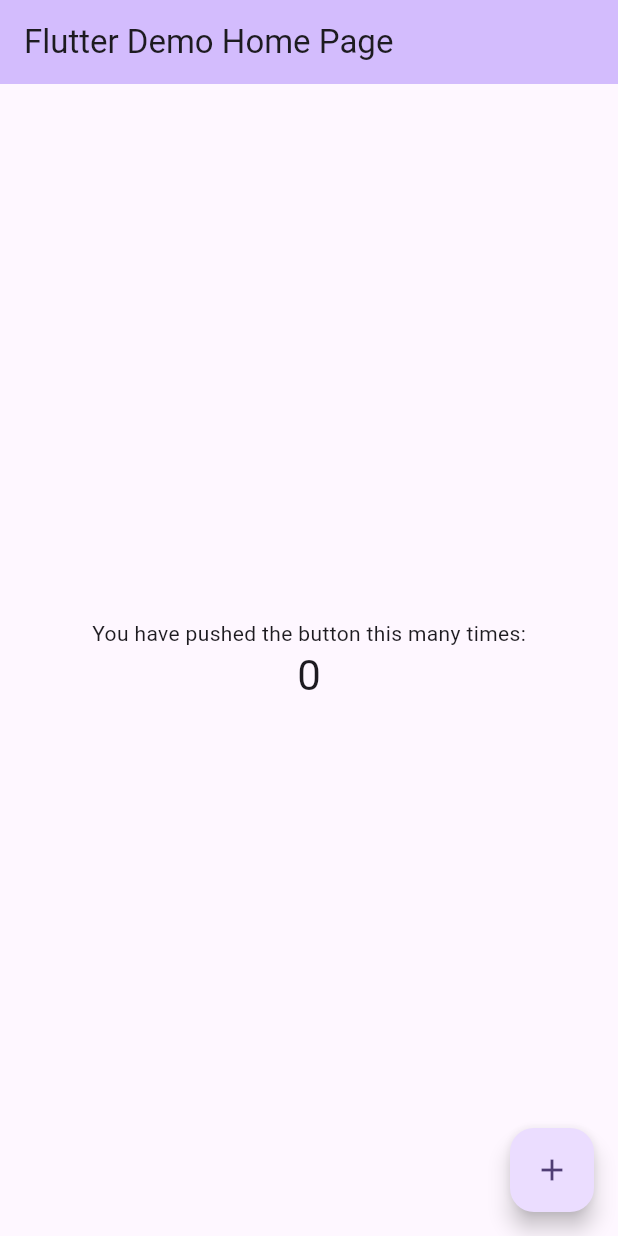
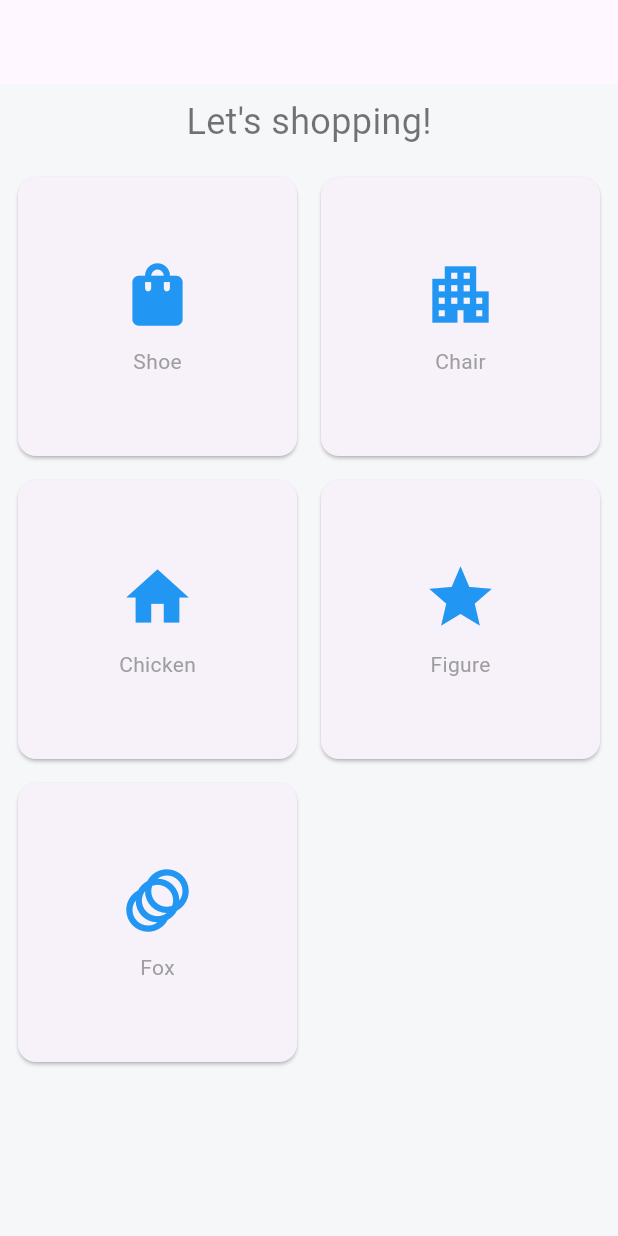
Before and after one commit to Muhammed-Jasir-M/Ar-Flutter-App, a Flutter app: the screen it shows after launch, on a phone screen of 412 x 824 dp. Run offline on Flutter 3.47's test engine with Material 3 defaults, Android fonts, the phone set to English and light mode, and no system bars.

Commit message:
Add home screen

```diff
--- a/lib/main.dart
+++ b/lib/main.dart
@@ -1,3 +1,4 @@
+import 'package:ar_app_flutter/screens/home_screen.dart';
 import 'package:flutter/material.dart';
 
 void main() {
@@ -7,119 +8,11 @@
 class MyApp extends StatelessWidget {
   const MyApp({super.key});
 
-  // This widget is the root of your application.
   @override
   Widget build(BuildContext context) {
     return MaterialApp(
-      title: 'Flutter Demo',
-      theme: ThemeData(
-        // This is the theme of your application.
-        //
-        // TRY THIS: Try running your application with "flutter run". You'll see
-        // the application has a purple toolbar. Then, without quitting the app,
-        // try changing the seedColor in the colorScheme below to Colors.green
-        // and then invoke "hot reload" (save your changes or press the "hot
-        // reload" button in a Flutter-supported IDE, or press "r" if you used
-        // the command line to start the app).
-        //
-        // Notice that the counter didn't reset back to zero; the application
-        // state is not lost during the reload. To reset the state, use hot
-        // restart instead.
-        //
-        // This works for code too, not just values: Most code changes can be
-        // tested with just a hot reload.
-        colorScheme: ColorScheme.fromSeed(seedColor: Colors.deepPurple),
-        useMaterial3: true,
-      ),
-      home: const MyHomePage(title: 'Flutter Demo Home Page'),
+      title: 'AR App',
+      home: MyHomePage(),
     );
   }
 }
-
-class MyHomePage extends StatefulWidget {
-  const MyHomePage({super.key, required this.title});
-
-  // This widget is the home page of your application. It is stateful, meaning
-  // that it has a State object (defined below) that contains fields that affect
-  // how it looks.
-
-  // This class is the configuration for the state. It holds the values (in this
-  // case the title) provided by the parent (in this case the App widget) and
-  // used by the build method of the State. Fields in a Widget subclass are
-  // always marked "final".
-
-  final String title;
-
-  @override
-  State<MyHomePage> createState() => _MyHomePageState();
-}
-
-class _MyHomePageState extends State<MyHomePage> {
-  int _counter = 0;
-
-  void _incrementCounter() {
-    setState(() {
-      // This call to setState tells the Flutter framework that something has
-      // changed in this State, which causes it to rerun the build method below
-      // so that the display can reflect the updated values. If we changed
-      // _counter without calling setState(), then the build method would not be
-      // called again, and so nothing would appear to happen.
-      _counter++;
-    });
-  }
-
-  @override
-  Widget build(BuildContext context) {
-    // This method is rerun every time setState is called, for instance as done
-    // by the _incrementCounter method above.
-    //
-    // The Flutter framework has been optimized to make rerunning build methods
-    // fast, so that you can just rebuild anything that needs updating rather
-    // than having to individually change instances of widgets.
-    return Scaffold(
-      appBar: AppBar(
-        // TRY THIS: Try changing the color here to a specific color (to
-        // Colors.amber, perhaps?) and trigger a hot reload to see the AppBar
-        // change color while the other colors stay the same.
-        backgroundColor: Theme.of(context).colorScheme.inversePrimary,
-        // Here we take the value from the MyHomePage object that was created by
-        // the App.build method, and use it to set our appbar title.
-        title: Text(widget.title),
-      ),
-      body: Center(
-        // Center is a layout widget. It takes a single child and positions it
-        // in the middle of the parent.
-        child: Column(
-          // Column is also a layout widget. It takes a list of children and
-          // arranges them vertically. By default, it sizes itself to fit its
-          // children horizontally, and tries to be as tall as its parent.
-          //
-          // Column has various properties to control how it sizes itself and
-          // how it positions its children. Here we use mainAxisAlignment to
-          // center the children vertically; the main axis here is the vertical
-          // axis because Columns are vertical (the cross axis would be
-          // horizontal).
-          //
-          // TRY THIS: Invoke "debug painting" (choose the "Toggle Debug Paint"
-          // action in the IDE, or press "p" in the console), to see the
-          // wireframe for each widget.
-          mainAxisAlignment: MainAxisAlignment.center,
-          children: <Widget>[
-            const Text(
-              'You have pushed the button this many times:',
-            ),
-            Text(
-              '$_counter',
-              style: Theme.of(context).textTheme.headlineMedium,
-            ),
-          ],
-        ),
-      ),
-      floatingActionButton: FloatingActionButton(
-        onPressed: _incrementCounter,
-        tooltip: 'Increment',
-        child: const Icon(Icons.add),
-      ), // This trailing comma makes auto-formatting nicer for build methods.
-    );
-  }
-}
--- /dev/null
+++ b/lib/models/shopping_cart_model.dart
@@ -0,0 +1,12 @@
+import 'package:flutter/material.dart';
+
+class ShopCardModel {
+  final IconData icon;
+  final String title;
+  bool isActive = false;
+  final String object;
+  final bool isLocal;
+
+  ShopCardModel(
+      this.icon, this.title, this.isActive, this.object, this.isLocal);
+}
--- /dev/null
+++ b/lib/screens/home_screen.dart
@@ -0,0 +1,95 @@
+import 'package:ar_app_flutter/models/ar_objects.dart';
+import 'package:ar_app_flutter/models/shopping_cart_model.dart';
+import 'package:ar_app_flutter/screens/ar_objects_screen.dart';
+import 'package:flutter/material.dart';
+
+class MyHomePage extends StatefulWidget {
+  const MyHomePage({super.key});
+
+  @override
+  State<MyHomePage> createState() => _MyHomePageState();
+}
+
+class _MyHomePageState extends State<MyHomePage> {
+  List<ShopCardModel> mycard = [
+    ShopCardModel(Icons.shopping_bag, 'Shoe', false, ARObjects.shoe, false),
+    ShopCardModel(Icons.apartment, 'Chair', false, ARObjects.chair, false),
+    ShopCardModel(Icons.home, 'Chicken', false, ARObjects.chicken, true),
+    ShopCardModel(Icons.grade, 'Figure', false, ARObjects.figure, false),
+    ShopCardModel(Icons.animation, 'Fox', false, ARObjects.fox, false),
+  ];
+
+  @override
+  Widget build(BuildContext context) {
+    return Scaffold(
+      backgroundColor: const Color(0xfff6f7f9),
+      appBar: AppBar(),
+      body: Column(
+        children: <Widget>[
+          Padding(
+            padding: const EdgeInsets.all(8.0),
+            child: Text(
+              "Let's shopping!",
+              style: TextStyle(fontSize: 24, color: Colors.black54),
+            ),
+          ),
+          Expanded(
+            child: Padding(
+              padding: const EdgeInsets.all(8.0),
+              child: GridView.count(
+                crossAxisCount: 2,
+                crossAxisSpacing: 8,
+                mainAxisSpacing: 8,
+                children: mycard
+                    .map(
+                      (e) => InkWell(
+                        onTap: () => onTap(e),
+                        child: Card(
+                          color: e.isActive ? Colors.blue : null,
+                          child: Column(
+                            mainAxisAlignment: MainAxisAlignment.center,
+                            children: <Widget>[
+                              Icon(
+                                e.icon,
+                                size: 50,
+                                color: e.isActive ? Colors.white : Colors.blue,
+                              ),
+                              const SizedBox(height: 10),
+                              Text(
+                                e.title,
+                                style: TextStyle(
+                                    color: e.isActive
+                                        ? Colors.white
+                                        : Colors.grey),
+                              ),
+                            ],
+                          ),
+                        ),
+                      ),
+                    )
+                    .toList(),
+              ),
+            ),
+          )
+        ],
+      ),
+    );
+  }
+
+  void onTap(ShopCardModel e) {
+    setState(() {
+      e.isActive = !e.isActive;
+    });
+    Navigator.push(
+        context,
+        MaterialPageRoute(
+            builder: (context) => ARObjectsScreen(
+                  object: e.object,
+                  isLocal: e.isLocal,
+                ))).then((value) {
+      setState(() {
+        e.isActive = !e.isActive;
+      });
+    });
+  }
+}
--- a/pubspec.yaml
+++ b/pubspec.yaml
@@ -34,6 +34,7 @@ dependencies:
   # The following adds the Cupertino Icons font to your application.
   # Use with the CupertinoIcons class for iOS style icons.
   cupertino_icons: ^1.0.8
+  ar_flutter_plugin_flutterflow: ^0.7.55
 
 dev_dependencies:
   flutter_test:
```
Also changed, not shown: pubspec.lock, 2 other files.
